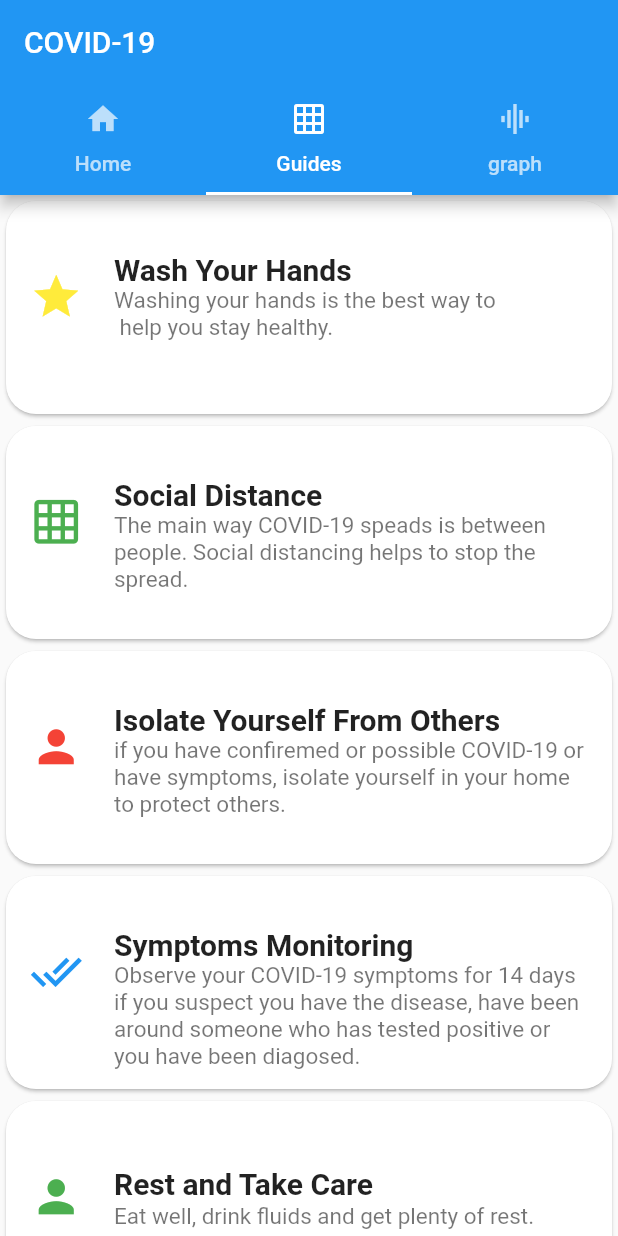
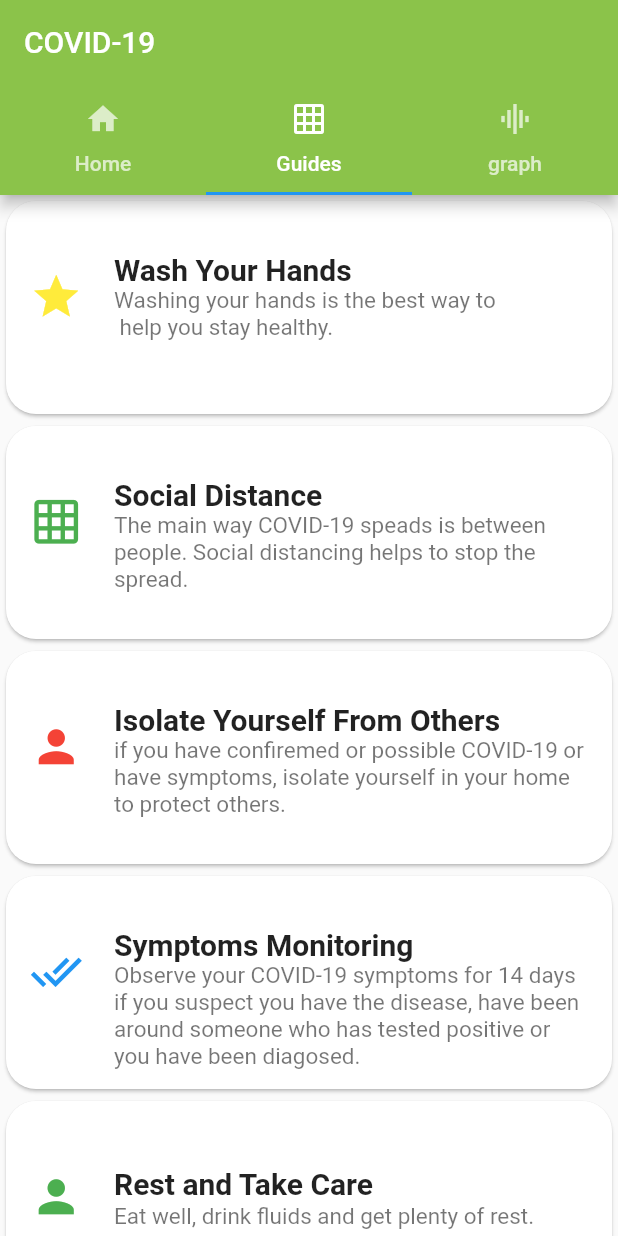
Before and after one commit to iqrafatimame/COVID-19, a Flutter app: the screen it shows after launch, tab 2 chosen, on a phone screen of 412 x 824 dp. Run offline on Flutter 3.47's test engine with Material 2 defaults, Android fonts, the phone set to English and light mode, and no system bars; network calls fail.

Commit message:
👉 Added News Section

```diff
--- a/lib/main.dart
+++ b/lib/main.dart
@@ -2,6 +2,7 @@ import 'package:flutter/material.dart';
 //import 'package:flutter/src/animation/animation_controller.dart';
 import './home_page.dart' as first;
 import './guides_page.dart' as Guides;
+import './newsPage.dart' as News;
 
 void main(){
   runApp(MaterialApp(
@@ -34,7 +35,7 @@ class MyTabsState extends State<MyTabs> with SingleTickerProviderStateMixin {
     return new Scaffold(
       appBar: new AppBar(
          title: new Text("COVID-19"),
-         backgroundColor: Colors.blue,
+         backgroundColor: Colors.lightGreen,
         bottom: new TabBar(
           controller: controller,
             tabs: <Tab>[
@@ -58,7 +59,7 @@ class MyTabsState extends State<MyTabs> with SingleTickerProviderStateMixin {
           children: <Widget>[
               new first.First(),
               new Guides.Guides(),
-              new first.First(),
+              new News.News(),
           ],
         ),
     );
```
